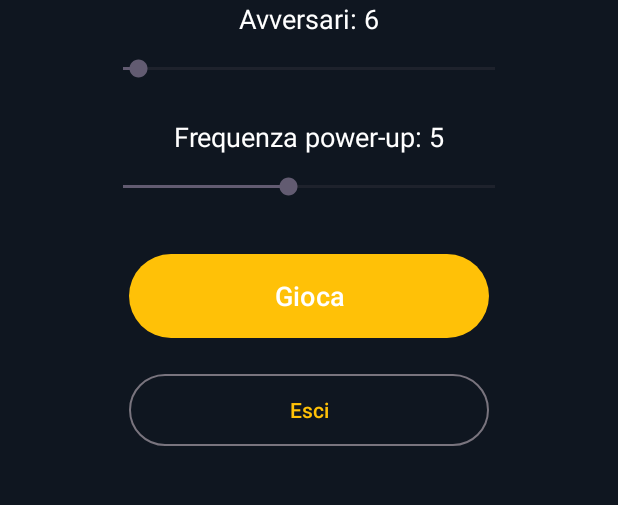
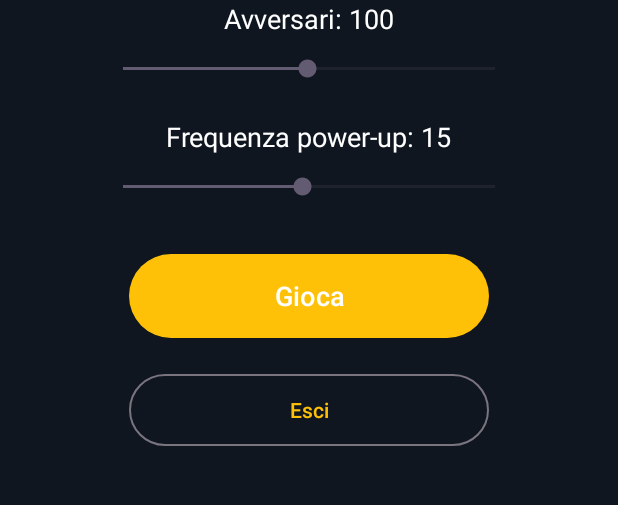
Before and after one commit to aimaicai/balls, an Android app: the screen it shows after launch (MainMenuActivity), on a phone screen of 412 x 824 dp, the part 273-778 px from its top. Run offline under Robolectric (Android 15) with nearby library versions, the phone set to English and light mode, and no system bars.

Commit message:
Raise default/max bot count and power-up frequency for a livelier start
Early game felt slow with the old defaults. Bump the ranges and
defaults so a fresh match starts busier:

- Bot count: default 6 -> 100, max 100 -> 200 (SeekBar in main menu).
- Power-up frequency: default 5 -> 15, max 10 -> 30. Since the cap
  scales with the safe zone's area and is at its highest right when
  the zone is largest (match start), this directly means more
  power-ups available during the early game specifically, not just
  a flat increase.

Co-Authored-By: Claude Sonnet 5 <noreply@anthropic.com>
Claude-Session: https://claude.ai/code/session_013DPVJmADHnQLbtEtRPSD22

```diff
--- a/app/src/main/java/com/hyperionsoftware/balls/GameActivity.kt
+++ b/app/src/main/java/com/hyperionsoftware/balls/GameActivity.kt
@@ -12,7 +12,7 @@ import com.hyperionsoftware.balls.ui.GameView
 class GameActivity : AppCompatActivity(), GameView.Callback {
 
     private lateinit var binding: ActivityGameBinding
-    private var botCount = 6
+    private var botCount = DEFAULT_BOTS
     private var powerUpFrequencyLevel = GameConfig.POWERUP_DEFAULT_FREQUENCY_LEVEL
 
     override fun onCreate(savedInstanceState: Bundle?) {
@@ -20,7 +20,7 @@ class GameActivity : AppCompatActivity(), GameView.Callback {
         binding = ActivityGameBinding.inflate(layoutInflater)
         setContentView(binding.root)
 
-        botCount = intent.getIntExtra(EXTRA_BOT_COUNT, 6)
+        botCount = intent.getIntExtra(EXTRA_BOT_COUNT, DEFAULT_BOTS)
         powerUpFrequencyLevel = intent.getIntExtra(
             EXTRA_POWERUP_FREQUENCY,
             GameConfig.POWERUP_DEFAULT_FREQUENCY_LEVEL
@@ -94,5 +94,6 @@ class GameActivity : AppCompatActivity(), GameView.Callback {
         const val EXTRA_BOT_COUNT = "extra_bot_count"
         const val EXTRA_POWERUP_FREQUENCY = "extra_powerup_frequency"
         private const val BOOST_UNAVAILABLE_ALPHA = 0.35f
+        private const val DEFAULT_BOTS = 100
     }
 }
--- a/app/src/main/java/com/hyperionsoftware/balls/MainMenuActivity.kt
+++ b/app/src/main/java/com/hyperionsoftware/balls/MainMenuActivity.kt
@@ -64,6 +64,6 @@ class MainMenuActivity : AppCompatActivity() {
     }
 
     companion object {
-        private const val DEFAULT_BOTS = 6
+        private const val DEFAULT_BOTS = 100
     }
 }
--- a/app/src/main/java/com/hyperionsoftware/balls/game/GameConfig.kt
+++ b/app/src/main/java/com/hyperionsoftware/balls/game/GameConfig.kt
@@ -16,15 +16,15 @@ object GameConfig {
     const val DEFLATE_GRACE_SECONDS = 5f
     const val DEFLATE_RATE_PER_SECOND = 0.03f
 
-    // Power-up density is user-selectable (1..10 from the main menu). At level N there can be
+    // Power-up density is user-selectable (1..30 from the main menu). At level N there can be
     // up to POWERUP_MAX_COUNT_PER_LEVEL * N power-ups alive at full safe-zone area, spawning
     // N times as often. The actual cap scales down with the zone's area as it shrinks (see
     // POWERUP_MIN_AREA_FACTOR), never dropping to zero so late-game ties can still be broken.
     const val POWERUP_MAX_COUNT_PER_LEVEL = 10
     const val POWERUP_MIN_AREA_FACTOR = 0.2f
     const val POWERUP_MIN_FREQUENCY_LEVEL = 1
-    const val POWERUP_MAX_FREQUENCY_LEVEL = 10
-    const val POWERUP_DEFAULT_FREQUENCY_LEVEL = 5
+    const val POWERUP_MAX_FREQUENCY_LEVEL = 30
+    const val POWERUP_DEFAULT_FREQUENCY_LEVEL = 15
     const val POWERUP_SPAWN_MIN_SECONDS = 3f
     const val POWERUP_SPAWN_MAX_SECONDS = 6f
     const val POWERUP_RADIUS = 16f
--- a/app/src/main/res/layout/activity_main_menu.xml
+++ b/app/src/main/res/layout/activity_main_menu.xml
@@ -35,7 +35,7 @@
         android:layout_width="280dp"
         android:layout_height="wrap_content"
         android:layout_marginTop="12dp"
-        android:max="100"
+        android:max="200"
         android:min="2"
         app:layout_constraintBottom_toTopOf="@id/powerUpCountText"
         app:layout_constraintEnd_toEndOf="parent"
@@ -59,7 +59,7 @@
         android:layout_width="280dp"
         android:layout_height="wrap_content"
         android:layout_marginTop="12dp"
-        android:max="10"
+        android:max="30"
         android:min="1"
         app:layout_constraintBottom_toTopOf="@id/playButton"
         app:layout_constraintEnd_toEndOf="parent"
```
